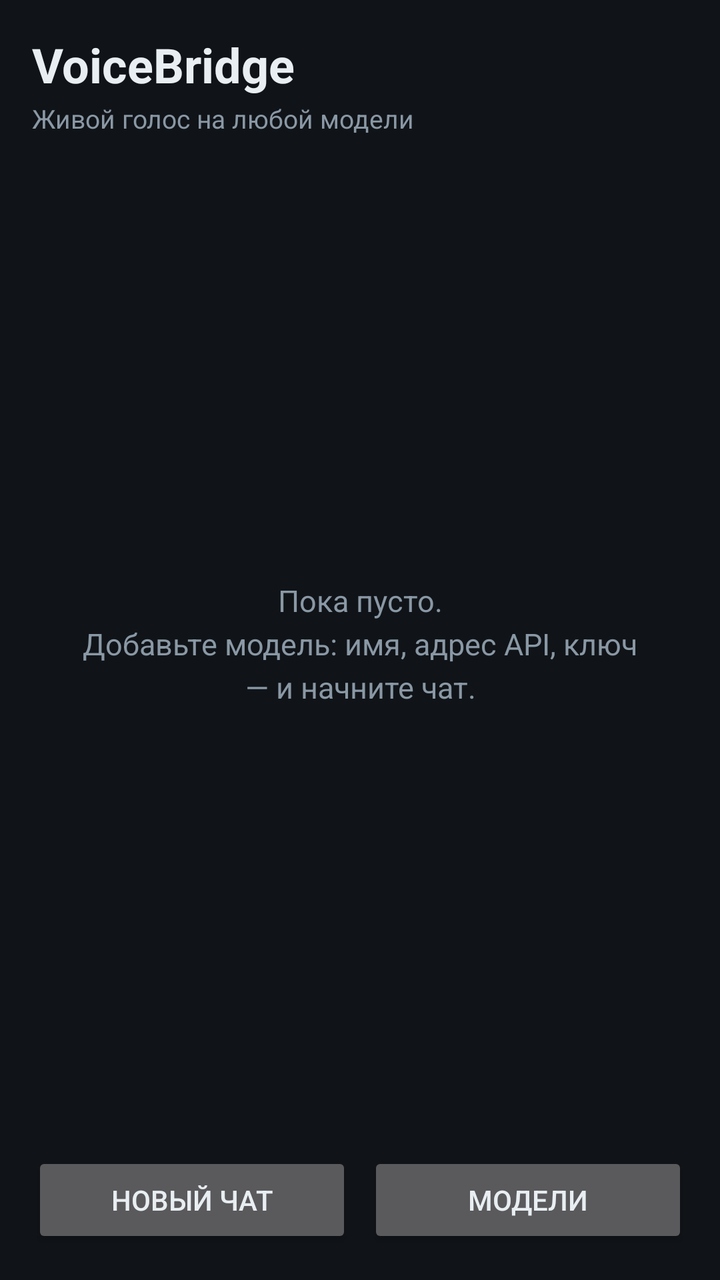
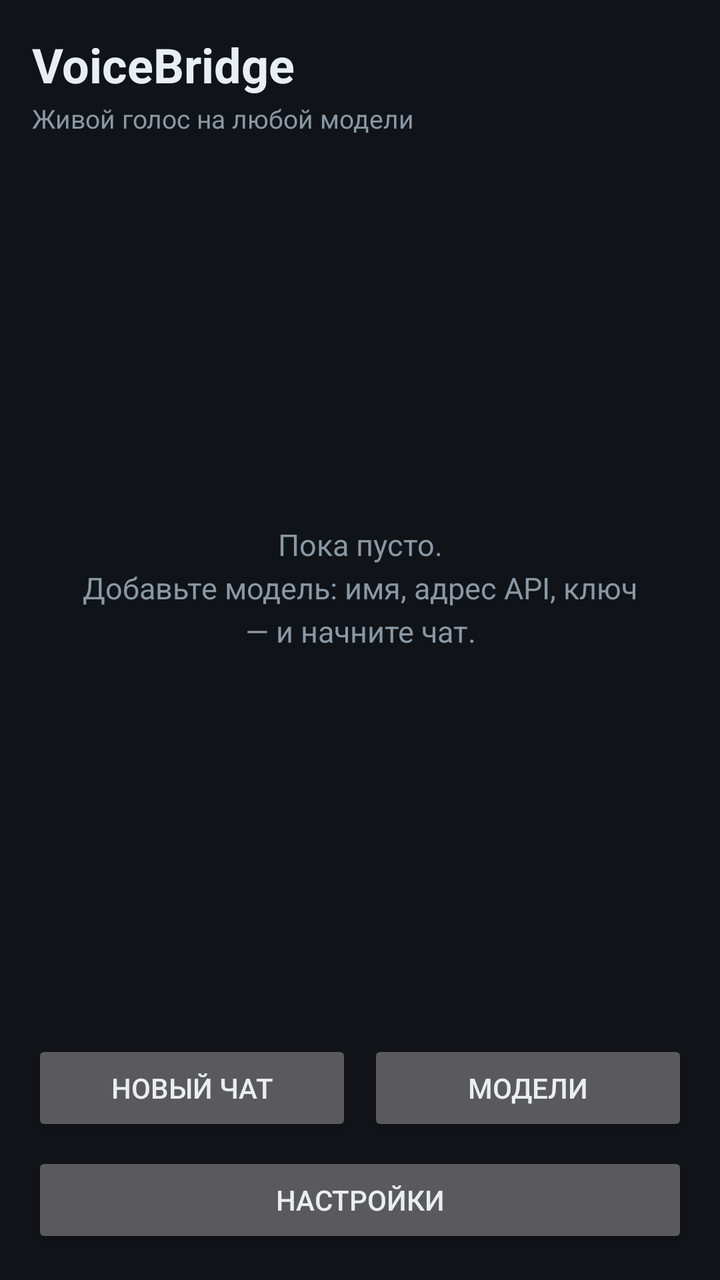

Two renders of the same Android screen: before a commit and after it. Below are the layout's source before the change and the commit's diff.
<!-- AndroidManifest.xml: application theme AppTheme -->
<!-- res/layout/activity_main.xml -->
<?xml version="1.0" encoding="utf-8"?>
<LinearLayout xmlns:android="http://schemas.android.com/apk/res/android"
    android:layout_width="match_parent"
    android:layout_height="match_parent"
    android:background="@color/bg"
    android:orientation="vertical"
    android:padding="16dp">

    <TextView
        android:id="@+id/main_title"
        android:layout_width="match_parent"
        android:layout_height="wrap_content"
        android:text="@string/app_name"
        android:textColor="@color/fg"
        android:textSize="24sp"
        android:textStyle="bold" />

    <TextView
        android:id="@+id/main_hint"
        android:layout_width="match_parent"
        android:layout_height="wrap_content"
        android:layout_marginTop="2dp"
        android:text="@string/main_hint"
        android:textColor="@color/muted"
        android:textSize="13sp" />

    <FrameLayout
        android:layout_width="match_parent"
        android:layout_height="0dp"
        android:layout_marginTop="12dp"
        android:layout_weight="1">

        <ListView
            android:id="@+id/chat_list"
            android:layout_width="match_parent"
            android:layout_height="match_parent"
            android:divider="@null"
            android:dividerHeight="0dp"
            android:scrollbars="vertical" />

        <TextView
            android:id="@+id/main_empty"
            android:layout_width="match_parent"
            android:layout_height="wrap_content"
            android:layout_gravity="center"
            android:gravity="center"
            android:lineSpacingExtra="4dp"
            android:padding="24dp"
            android:text="@string/chats_empty"
            android:textColor="@color/muted"
            android:textSize="15sp" />
    </FrameLayout>

    <LinearLayout
        android:layout_width="match_parent"
        android:layout_height="wrap_content"
        android:layout_marginTop="12dp"
        android:orientation="horizontal">

        <Button
            android:id="@+id/btn_new_chat"
            android:layout_width="0dp"
            android:layout_height="wrap_content"
            android:layout_weight="1"
            android:text="@string/btn_new_chat" />

        <Button
            android:id="@+id/btn_models"
            android:layout_width="0dp"
            android:layout_height="wrap_content"
            android:layout_marginStart="8dp"
            android:layout_weight="1"
            android:text="@string/btn_models" />
    </LinearLayout>
</LinearLayout>
<!-- resources referenced by this layout -->
<resources>
  <color name="bg">#FF101418</color>
  <color name="fg">#FFE8EEF2</color>
  <color name="muted">#FF8A98A5</color>
  <string name="app_name">VoiceBridge</string>
  <string name="btn_models">Модели</string>
  <string name="btn_new_chat">Новый чат</string>
  <string name="chats_empty">Пока пусто.\nДобавьте модель: имя, адрес API, ключ — и начните чат.</string>
  <string name="main_hint">Живой голос на любой модели</string>
  <style name="AppTheme" parent="@android:style/Theme.Material.NoActionBar">
          <item name="android:windowBackground">@color/bg</item>
          <item name="android:statusBarColor">@color/bg</item>
          <item name="android:navigationBarColor">@color/bg</item>
          <item name="android:textColorPrimary">@color/fg</item>
          <item name="android:colorAccent">@color/accent</item>
      </style>
  <color name="accent">#FF4DD0A6</color>
</resources>

<!-- the commit's change to res/layout/activity_main.xml (unified diff, before → after) -->
@@ -72,4 +72,11 @@
             android:layout_weight="1"
             android:text="@string/btn_models" />
     </LinearLayout>
+
+    <Button
+        android:id="@+id/btn_settings"
+        android:layout_width="match_parent"
+        android:layout_height="wrap_content"
+        android:layout_marginTop="8dp"
+        android:text="@string/btn_settings" />
 </LinearLayout>
<!-- resource entries referenced after the edit -->
@@ -6,6 +6,7 @@
   <string name="app_name">VoiceBridge</string>
   <string name="btn_models">Модели</string>
   <string name="btn_new_chat">Новый чат</string>
+  <string name="btn_settings">Настройки</string>
   <string name="chats_empty">Пока пусто.\nДобавьте модель: имя, адрес API, ключ — и начните чат.</string>
   <string name="main_hint">Живой голос на любой модели</string>
   <style name="AppTheme" parent="@android:style/Theme.Material.NoActionBar">
